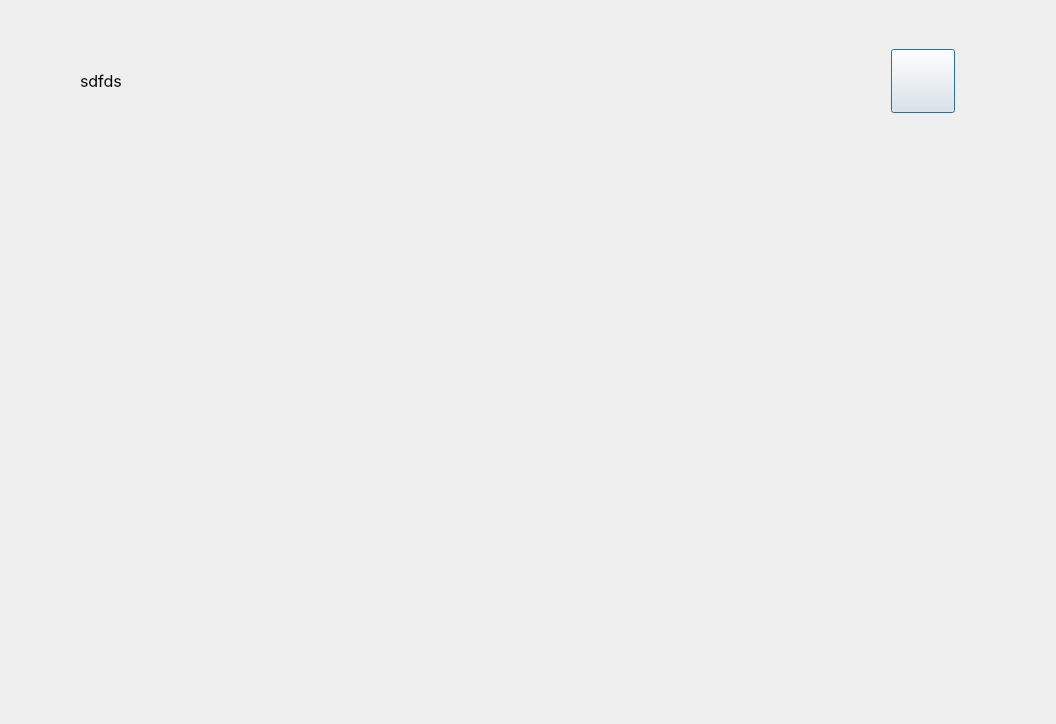
This is adminmain.ui in LanaYoobee/LIS as Qt 5 draws it before an edit. The edited form follows.
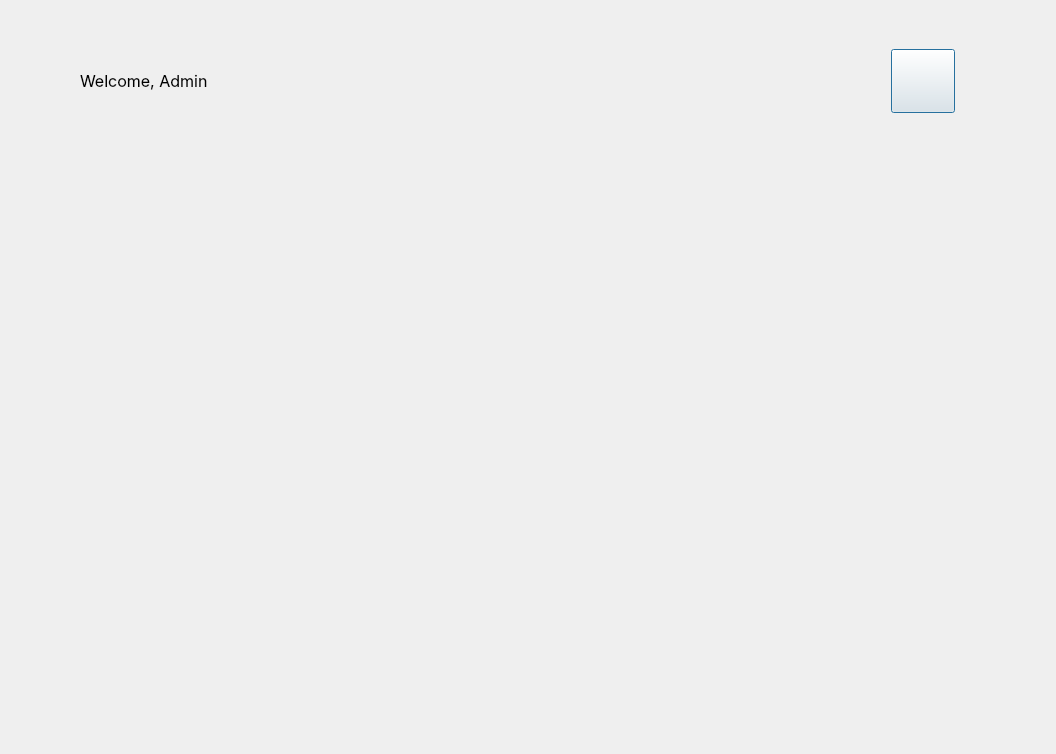
This is the edited form. Icons and pictures are not drawn.

Commit message: realised we can just hide admin buttons on the same screen for non-admins

Patch:
```diff
--- a/adminmain.ui
+++ b/adminmain.ui
@@ -7,7 +7,7 @@
     <x>0</x>
     <y>0</y>
     <width>1056</width>
-    <height>724</height>
+    <height>754</height>
    </rect>
   </property>
   <property name="windowTitle">
@@ -53,7 +53,7 @@
     </font>
    </property>
    <property name="text">
-    <string>sdfds</string>
+    <string>Welcome, Admin</string>
    </property>
   </widget>
  </widget>
```
Left out of the diff: 2 changed lines with no effect on the pictures. The commit also changes 18 other files.
